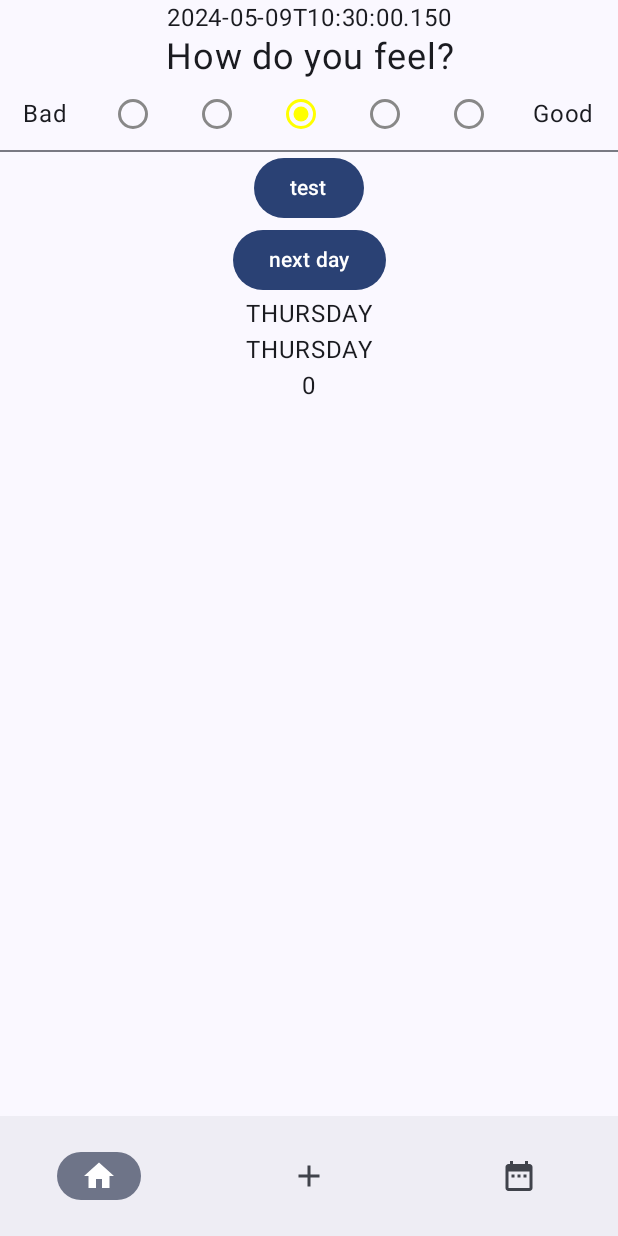
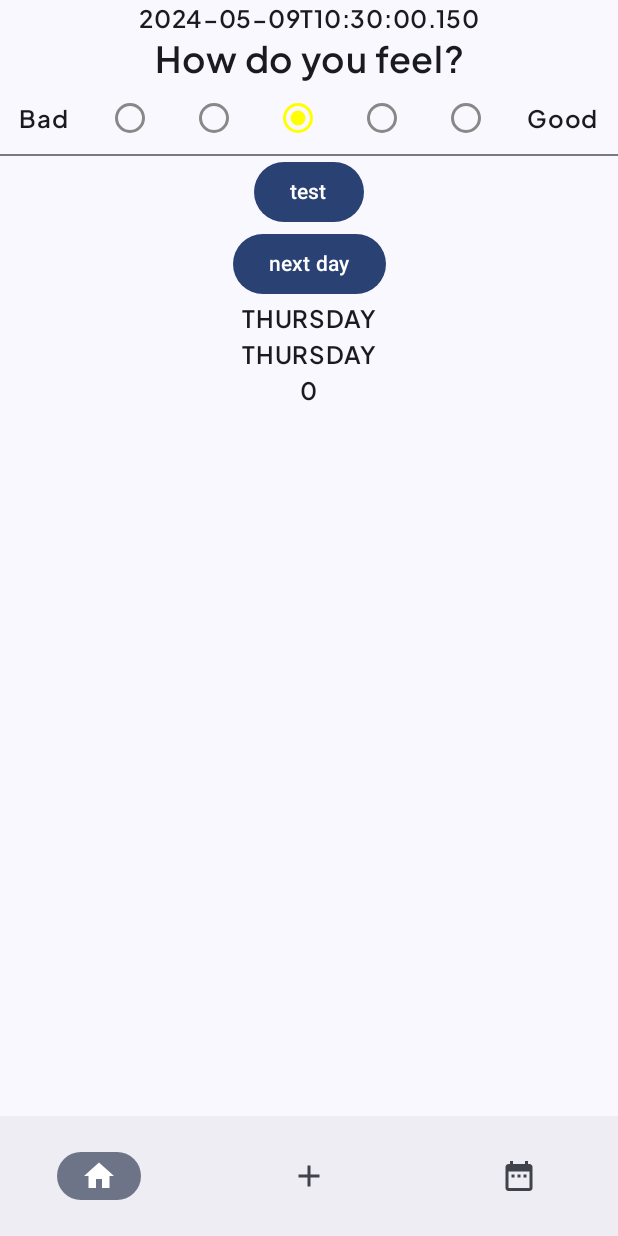
Before and after one commit to SchwarzNikolas/HabitTracker, an Android app built with Jetpack Compose: the screen it shows after launch (MainActivity), on a phone screen of 412 x 824 dp. Run offline under Robolectric (Android 15) with nearby library versions, the phone set to English and light mode, and no system bars; our stand-ins replace Room's generated code.

Commit message:
changed font to Plus Jakarta Sans, added light and dark themes (unimplemented)

```diff
--- a/app/src/main/java/com/habittracker/rootreflect/ui/theme/Color.kt
+++ b/app/src/main/java/com/habittracker/rootreflect/ui/theme/Color.kt
@@ -9,3 +9,9 @@ val Pink80 = Color(0xFFEFB8C8)
 val Purple40 = Color(0xFF6650a4)
 val PurpleGrey40 = Color(0xFF625b71)
 val Pink40 = Color(0xFF7D5260)
+
+val Boarder = Color(0xFF44522a)
+val GreenLight = Color(0xFFa1a03f)
+val GreenDark = Color(0xFF7b7a3a)
+val PurpleLightMode = Color(0xFF9b9cad)
+val GreyDarkMode = Color(0xFF292928)
--- a/app/src/main/java/com/habittracker/rootreflect/ui/theme/Theme.kt
+++ b/app/src/main/java/com/habittracker/rootreflect/ui/theme/Theme.kt
@@ -3,6 +3,7 @@ package com.habittracker.rootreflect.ui.theme
 import android.app.Activity
 import android.os.Build
 import androidx.compose.foundation.isSystemInDarkTheme
+import androidx.compose.material3.ColorScheme
 import androidx.compose.material3.MaterialTheme
 import androidx.compose.material3.darkColorScheme
 import androidx.compose.material3.dynamicDarkColorScheme
@@ -15,16 +16,20 @@ import androidx.compose.ui.platform.LocalContext
 import androidx.compose.ui.platform.LocalView
 import androidx.core.view.WindowCompat
 
+
 private val DarkColorScheme = darkColorScheme(
-    primary = Purple80,
-    secondary = PurpleGrey80,
-    tertiary = Pink80
+    primary = GreenLight,
+    secondary = GreenDark,
+    tertiary = Boarder,
+    background = GreyDarkMode
+
 )
 
 private val LightColorScheme = lightColorScheme(
-    primary = Purple40,
-    secondary = PurpleGrey40,
-    tertiary = Pink40
+    primary = GreenLight,
+    secondary = GreenDark,
+    tertiary = Boarder,
+    background = PurpleLightMode
 
     /* Other default colors to override
     background = Color(0xFFFFFBFE),
@@ -64,7 +69,7 @@ fun HabitTrackerTheme(
 
     MaterialTheme(
         colorScheme = colorScheme,
-        typography = Typography,
+        typography = CustomTypography,
         content = content
     )
 }
--- a/app/src/main/java/com/habittracker/rootreflect/ui/theme/Type.kt
+++ b/app/src/main/java/com/habittracker/rootreflect/ui/theme/Type.kt
@@ -2,14 +2,17 @@ package com.habittracker.rootreflect.ui.theme
 
 import androidx.compose.material3.Typography
 import androidx.compose.ui.text.TextStyle
+import androidx.compose.ui.text.font.Font
 import androidx.compose.ui.text.font.FontFamily
+import androidx.compose.ui.text.font.FontStyle
 import androidx.compose.ui.text.font.FontWeight
 import androidx.compose.ui.unit.sp
+import com.habittracker.rootreflect.R
 
 // Set of Material typography styles to start with
 val Typography = Typography(
     bodyLarge = TextStyle(
-        fontFamily = FontFamily.Default,
+        fontFamily = FontFamily.SansSerif,
         fontWeight = FontWeight.Normal,
         fontSize = 16.sp,
         lineHeight = 24.sp,
@@ -32,3 +35,52 @@ val Typography = Typography(
     )
     */
 )
+
+val Plusjakartasans = FontFamily(
+    Font(R.font.plusjakartasansextrabold, FontWeight.ExtraBold, FontStyle.Normal),
+    Font(R.font.plusjakartasansextrabolditalic, FontWeight.ExtraBold, FontStyle.Italic),
+
+    Font(R.font.plusjakartasansbold, FontWeight.Bold, FontStyle.Normal),
+    Font(R.font.plusjakartasansbolditalic, FontWeight.Bold, FontStyle.Italic),
+
+    Font(R.font.plusjakartasanssemibold, FontWeight.SemiBold, FontStyle.Normal),
+    Font(R.font.plusjakartasanssemibolditalic, FontWeight.SemiBold, FontStyle.Italic),
+
+    Font(R.font.plusjakartasansmedium, FontWeight.Medium, FontStyle.Normal),
+    Font(R.font.plusjakartasansmediumitalic, FontWeight.Medium, FontStyle.Italic),
+
+    Font(R.font.plusjakartasansregular, FontWeight.Normal, FontStyle.Normal),
+    Font(R.font.plusjakartasansitalic, FontWeight.Normal, FontStyle.Italic),
+
+    Font(R.font.plusjakartasanslight, FontWeight.Light, FontStyle.Normal),
+    Font(R.font.plusjakartasanslightitalic, FontWeight.Light, FontStyle.Italic),
+
+    Font(R.font.plusjakartasansextralight, FontWeight.ExtraLight, FontStyle.Normal),
+    Font(R.font.plusjakartasansextralightitalic, FontWeight.ExtraLight, FontStyle.Italic)
+)
+
+val CustomTypography = Typography(
+    bodyLarge = TextStyle(
+        fontFamily = Plusjakartasans,
+        fontWeight = FontWeight.SemiBold,
+        fontSize = 16.sp,
+        lineHeight = 24.sp,
+        letterSpacing = 0.5.sp
+    )
+    /* Other default text styles to override
+    titleLarge = TextStyle(
+        fontFamily = FontFamily.Default,
+        fontWeight = FontWeight.Normal,
+        fontSize = 22.sp,
+        lineHeight = 28.sp,
+        letterSpacing = 0.sp
+    ),
+    labelSmall = TextStyle(
+        fontFamily = FontFamily.Default,
+        fontWeight = FontWeight.Medium,
+        fontSize = 11.sp,
+        lineHeight = 16.sp,
+        letterSpacing = 0.5.sp
+    )
+    */
+)
```
Also changed, not shown: app/src/main/res/font/plusjakartasans.xml (added, +59 -0 lines), app/src/main/res/font/plusjakartasansbold.ttf (added), app/src/main/res/font/plusjakartasansbolditalic.ttf (added), app/src/main/res/font/plusjakartasansextrabold.ttf (added), app/src/main/res/font/plusjakartasansextrabolditalic.ttf (added), app/src/main/res/font/plusjakartasansextralight.ttf (added), app/src/main/res/font/plusjakartasansextralightitalic.ttf (added), app/src/main/res/font/plusjakartasansitalic.ttf (added), app/src/main/res/font/plusjakartasanslight.ttf (added), app/src/main/res/font/plusjakartasanslightitalic.ttf (added), app/src/main/res/font/plusjakartasansmedium.ttf (added), app/src/main/res/font/plusjakartasansmediumitalic.ttf (added), app/src/main/res/font/plusjakartasansregular.ttf (added), app/src/main/res/font/plusjakartasanssemibold.ttf (added), 1 more files.
